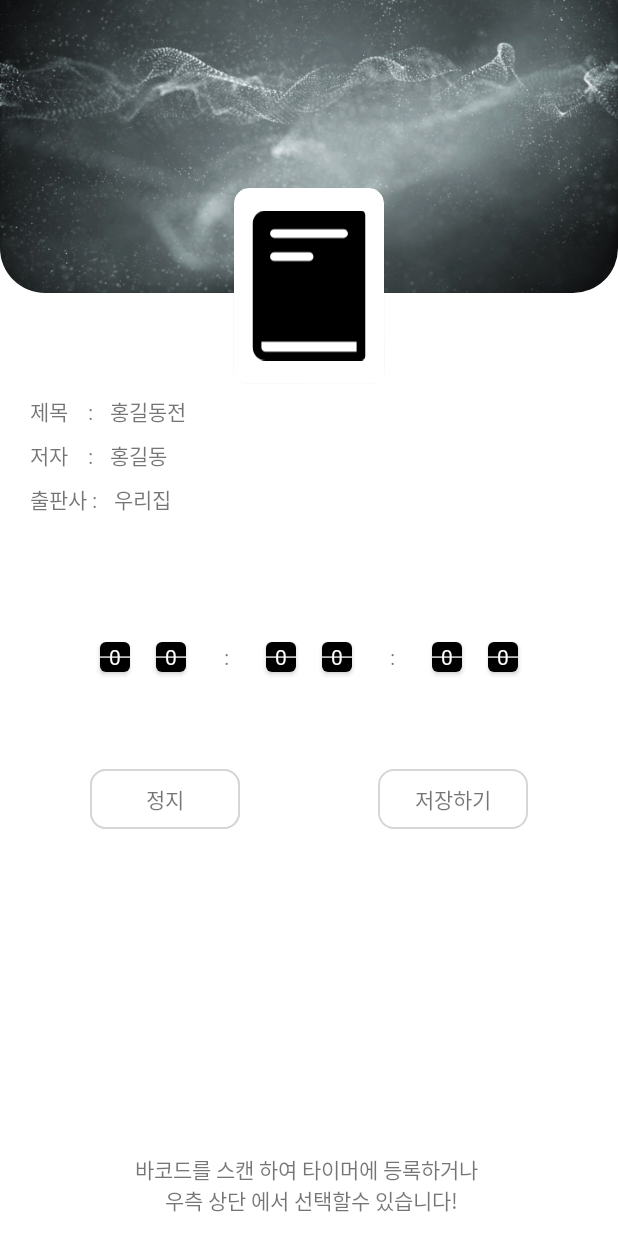
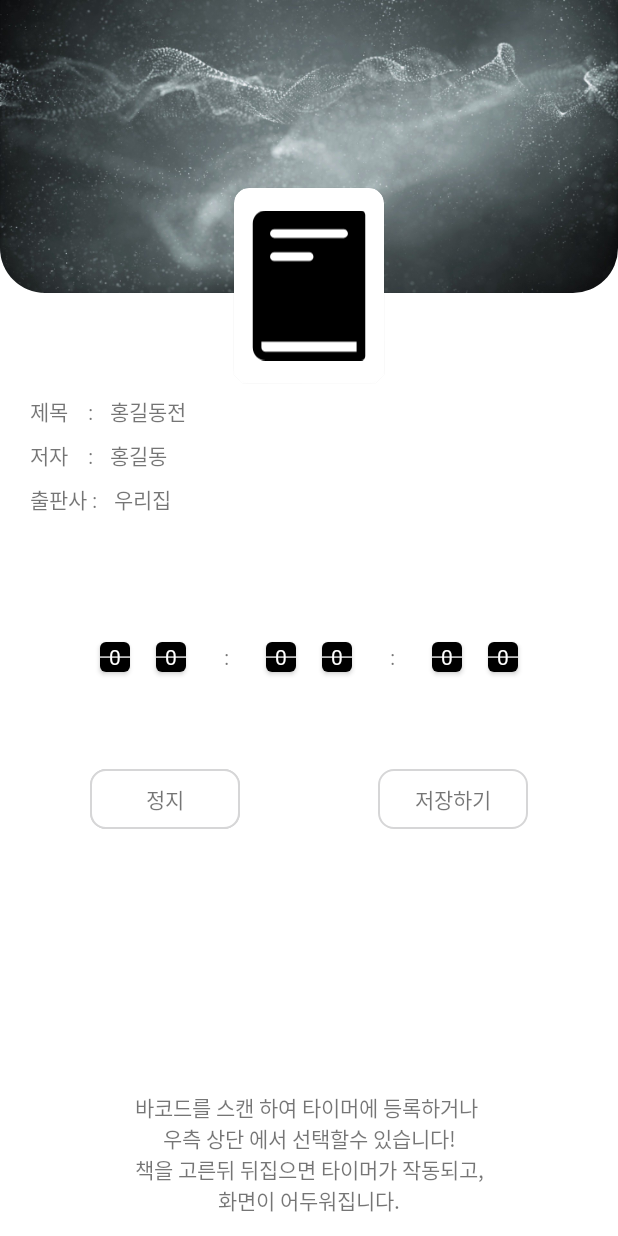
Before and after one commit to bigmacaron/BookScanner, an Android app: the layout fragment_main.xml on its own in the app's theme, with its tools: preview values and no code run, on a phone screen of 412 x 824 dp. Run offline under Robolectric (Android 15) with nearby library versions, the phone set to English and light mode, and no system bars.

Commit message:
[수정] 타이틀 좌측으로 이동, 버튼 selector 추가

```diff
--- a/app/src/main/AndroidManifest.xml
+++ b/app/src/main/AndroidManifest.xml
@@ -15,14 +15,14 @@
         android:supportsRtl="true"
         android:theme="@style/Theme.BookScanner"
         android:usesCleartextTraffic="true">
-        <activity android:name=".activites.SplashActivity">
+        <activity android:name=".activites.MainActivity">
             <intent-filter>
                 <action android:name="android.intent.action.MAIN" />
 
                 <category android:name="android.intent.category.LAUNCHER" />
             </intent-filter>
         </activity>
-        <activity android:name=".activites.MainActivity"/>
+        <activity android:name=".activites.SplashActivity"/>
     </application>
 
 </manifest>
--- a/app/src/main/java/kr/kro/fatcats/bookscanner/activites/SplashActivity.kt
+++ b/app/src/main/java/kr/kro/fatcats/bookscanner/activites/SplashActivity.kt
@@ -36,7 +36,7 @@ class SplashActivity : AppCompatActivity() {
         setContentView(R.layout.activity_splash)
         mPackageName = packageName
         playStoreVersionCheck()
-        next() // 릴리즈 배포시 주석
+//        next() // 릴리즈 배포시 주석
     }
 
     override fun onResume() {
@@ -56,7 +56,7 @@ class SplashActivity : AppCompatActivity() {
     private fun next() {
         Handler().postDelayed({
             finish()
-            startActivity(Intent(this,MainActivity::class.java))
+//            startActivity(Intent(this,MainActivity::class.java))
         }, delayTime)
 
     }
--- a/app/src/main/java/kr/kro/fatcats/bookscanner/fragment/ContentFragment.kt
+++ b/app/src/main/java/kr/kro/fatcats/bookscanner/fragment/ContentFragment.kt
@@ -98,7 +98,7 @@ class ContentFragment : Fragment() , BottomNavigationView.OnNavigationItemSelect
             Handler(Looper.getMainLooper()).postDelayed({
                 selectTimer()
                 (activity as MainActivity).closeDrawer()
-            }, 800)
+            }, 500)
         })
 
         mBookViewModel.sensorXyzData.observe(viewLifecycleOwner,{
--- /dev/null
+++ b/app/src/main/res/drawable/drawable_view_focused.xml
@@ -0,0 +1,8 @@
+<?xml version="1.0" encoding="utf-8"?>
+<shape xmlns:android="http://schemas.android.com/apk/res/android"
+    android:shape="rectangle">
+
+    <solid
+        android:color="@color/very_light_gray"/>
+
+</shape>
--- /dev/null
+++ b/app/src/main/res/drawable/selector_view.xml
@@ -0,0 +1,6 @@
+<?xml version="1.0" encoding="utf-8"?>
+<selector xmlns:android="http://schemas.android.com/apk/res/android">
+    <item android:state_pressed="true" android:drawable="@drawable/drawable_view_focused"/>
+    <item android:state_focused="true" android:drawable="@drawable/drawable_view_focused"/>
+    <item android:drawable="@drawable/background_round_border_gray"/>
+</selector>
--- a/app/src/main/res/layout/fragment_drawer.xml
+++ b/app/src/main/res/layout/fragment_drawer.xml
@@ -35,6 +35,7 @@
             app:layout_constraintTop_toTopOf="parent" />
 
         <androidx.recyclerview.widget.RecyclerView
+            android:background="?attr/selectableItemBackground"
             android:id="@+id/rv_book_list"
             android:layout_width="match_parent"
             android:layout_height="0dp"
--- a/app/src/main/res/layout/fragment_main.xml
+++ b/app/src/main/res/layout/fragment_main.xml
@@ -344,7 +344,7 @@
                 android:layout_height="40dp"
                 android:layout_marginStart="50dp"
                 android:layout_marginTop="50dp"
-                android:background="@drawable/background_round_border_gray"
+                android:background="@drawable/selector_view"
                 android:clickable="true"
                 android:focusable="true"
                 android:fontFamily="@font/app_main_font"
@@ -360,7 +360,7 @@
                 android:layout_height="40dp"
                 android:layout_marginStart="50dp"
                 android:layout_marginTop="50dp"
-                android:background="@drawable/background_round_border_gray"
+                android:background="@drawable/selector_view"
                 android:clickable="true"
                 android:focusable="true"
                 android:fontFamily="@font/app_main_font"
@@ -376,7 +376,7 @@
                 android:layout_height="40dp"
                 android:layout_marginTop="50dp"
                 android:layout_marginEnd="50dp"
-                android:background="@drawable/background_round_border_gray"
+                android:background="@drawable/selector_view"
                 android:clickable="true"
                 android:focusable="true"
                 android:fontFamily="@font/app_main_font"
--- a/app/src/main/res/values/strings.xml
+++ b/app/src/main/res/values/strings.xml
@@ -1,6 +1,6 @@
 <resources>
     <string name="app_name">BookScanner</string>
-    <string name="content_timer_title">바코드를 스캔 하여 타이머에 등록하거나 \n 우측 상단 에서 선택할수 있습니다!</string>
+    <string name="content_timer_title">바코드를 스캔 하여 타이머에 등록하거나 \n 우측 상단 에서 선택할수 있습니다! \n책을 고른뒤 뒤집으면 타이머가 작동되고,\n화면이 어두워집니다.</string>
 
     <!-- Content Of Navigation -->
     <string name="content_drawer">네비게이션</string>
```
Also changed, not shown: app/src/main/java/kr/kro/fatcats/bookscanner/activites/MainActivity.kt (+7 -0 lines), app/src/main/res/layout/fragment_content.xml (+3 -4 lines), app/src/main/res/mipmap-xxxhdpi/splash.png.
